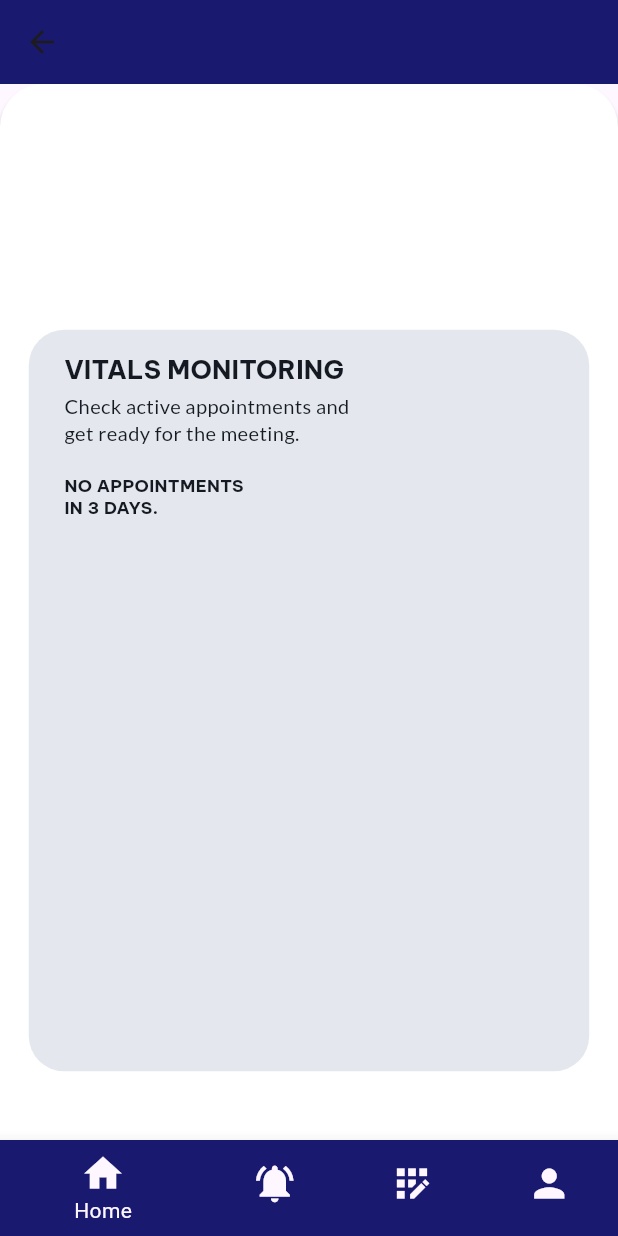
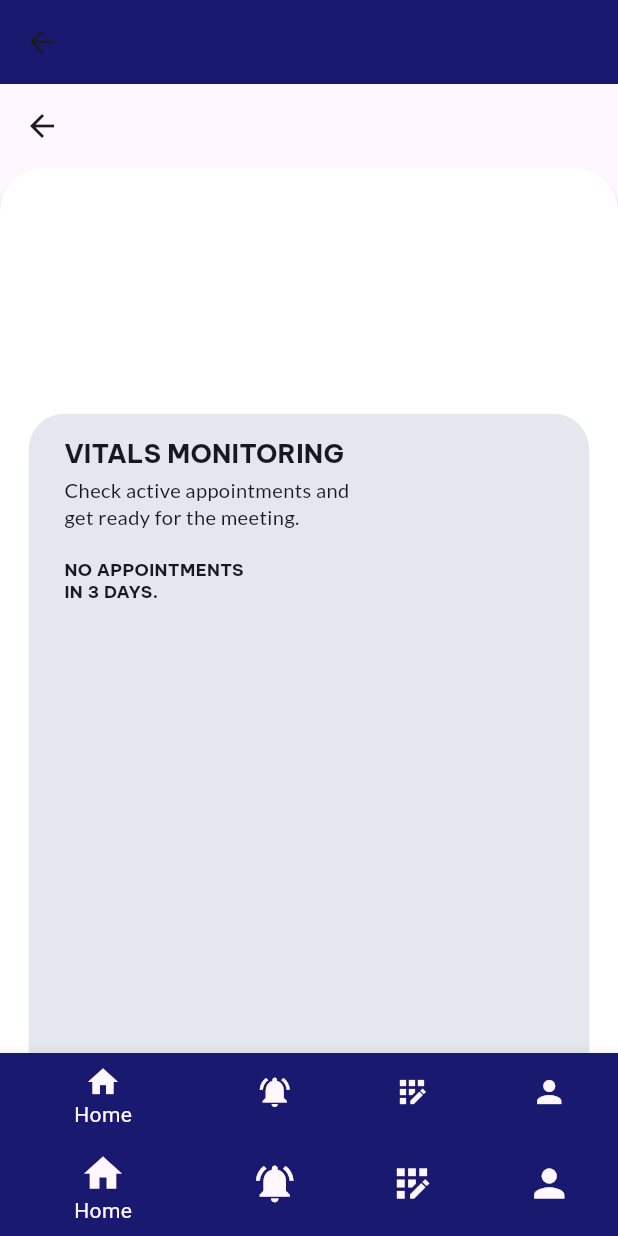
Before and after one commit to NoellMichael/pulsesync, a Flutter app: the MyHomePage screen opened directly with empty values, on a phone screen of 412 x 824 dp. Run offline on Flutter 3.47's test engine with Material 3 defaults, Android fonts, the phone set to English and light mode, and no system bars; our stand-ins replace cloud_firestore, firebase_auth, firebase_core, google_fonts; accounts and stored records are empty.

Commit message:
added referb navbar

```diff
--- a/pulsesync/lib/home.dart
+++ b/pulsesync/lib/home.dart
@@ -2,7 +2,7 @@ import 'package:flutter/material.dart';
 import 'package:pulsesync/utils.dart';
 
 class HomePage extends StatelessWidget {
-  const HomePage({super.key});
+  const HomePage({Key? key}) : super(key: key);
 
   @override
   Widget build(BuildContext context) {
@@ -11,7 +11,9 @@ class HomePage extends StatelessWidget {
     double fem = screenWidth / baseWidth;
     double ffem = fem * 0.97;
 
-    return SingleChildScrollView(
+    return Scaffold(
+      appBar: AppBar(),
+      body: SingleChildScrollView(
         child: SizedBox(
           width: double.infinity,
           child: Container(
@@ -105,6 +107,36 @@ class HomePage extends StatelessWidget {
             ),
           ),
         ),
+      ),
+      bottomNavigationBar: BottomNavigationBar(
+        backgroundColor: Colors.transparent,
+        currentIndex: 0,
+        items: const [
+          BottomNavigationBarItem(
+            icon: Icon(Icons.home),
+            backgroundColor: Color(0xff191970),
+            label: "Home",
+          ),
+          BottomNavigationBarItem(
+            icon: Icon(Icons.notifications_active),
+            backgroundColor: Color(0xff191970),
+            label: "Alerts",
+          ),
+          BottomNavigationBarItem(
+            icon: Icon(Icons.app_registration_sharp),
+            backgroundColor: Color(0xff191970),
+            label: "Appointment",
+          ),
+          BottomNavigationBarItem(
+            icon: Icon(Icons.person),
+            backgroundColor: Color(0xff191970),
+            label: "Profile",
+          ),
+        ],
+        onTap: (index) {
+          // Handle navigation here
+        },
+      ),
     );
   }
 }
--- a/pulsesync/lib/navigate.dart
+++ b/pulsesync/lib/navigate.dart
@@ -5,7 +5,7 @@ import 'package:pulsesync/newappointment.dart';
 import 'package:pulsesync/profile.dart';
 
 class MyHomePage extends StatefulWidget {
-  const MyHomePage({super.key, required this.title});
+  const MyHomePage({Key? key, required this.title}) : super(key: key);
 
   final String title;
 
@@ -17,7 +17,7 @@ class _MyHomePageState extends State<MyHomePage> {
   int _currentIndex = 0;
 
   static final List<Widget> _widgetoptions = <Widget>[
-    const HomePage(),
+    HomePage(),
     const Alerts(),
     const NewAppointments(),
     const Profile(),
@@ -40,8 +40,7 @@ class _MyHomePageState extends State<MyHomePage> {
         child: _widgetoptions[_currentIndex],
       ),
       bottomNavigationBar: BottomNavigationBar(
-        backgroundColor:
-            Colors.transparent, // Set background color to be transparent
+        backgroundColor: Colors.transparent,
         currentIndex: _currentIndex,
         iconSize: 30,
         items: const [
```
Lines whose indentation alone changed are shown as unchanged.
